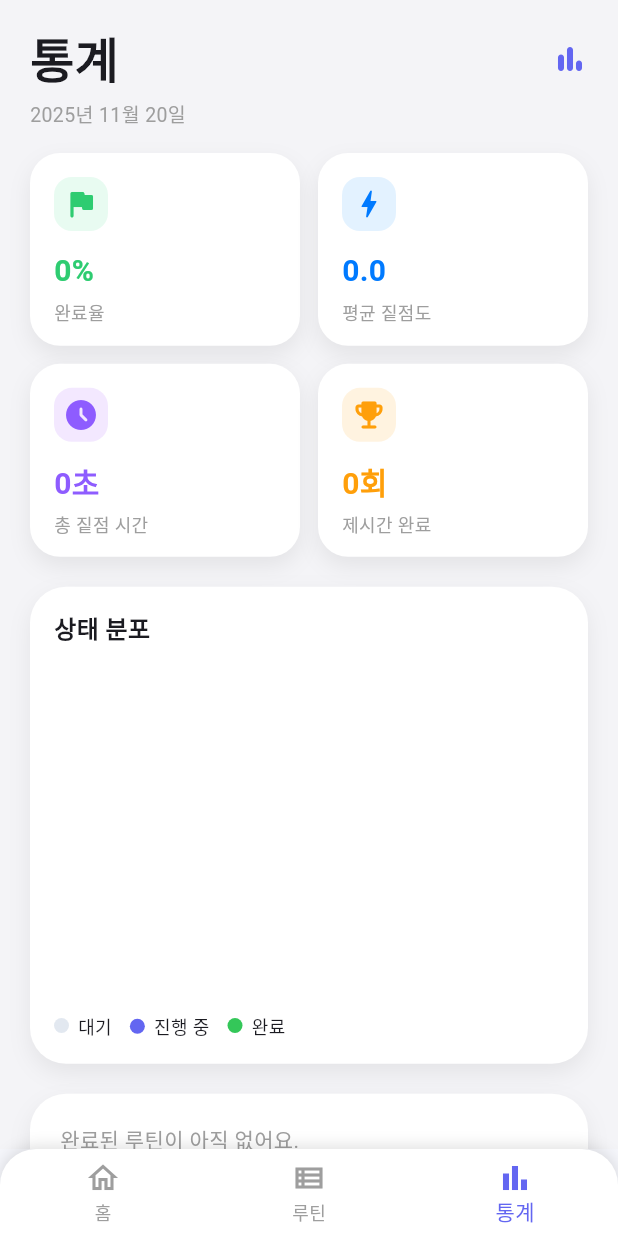
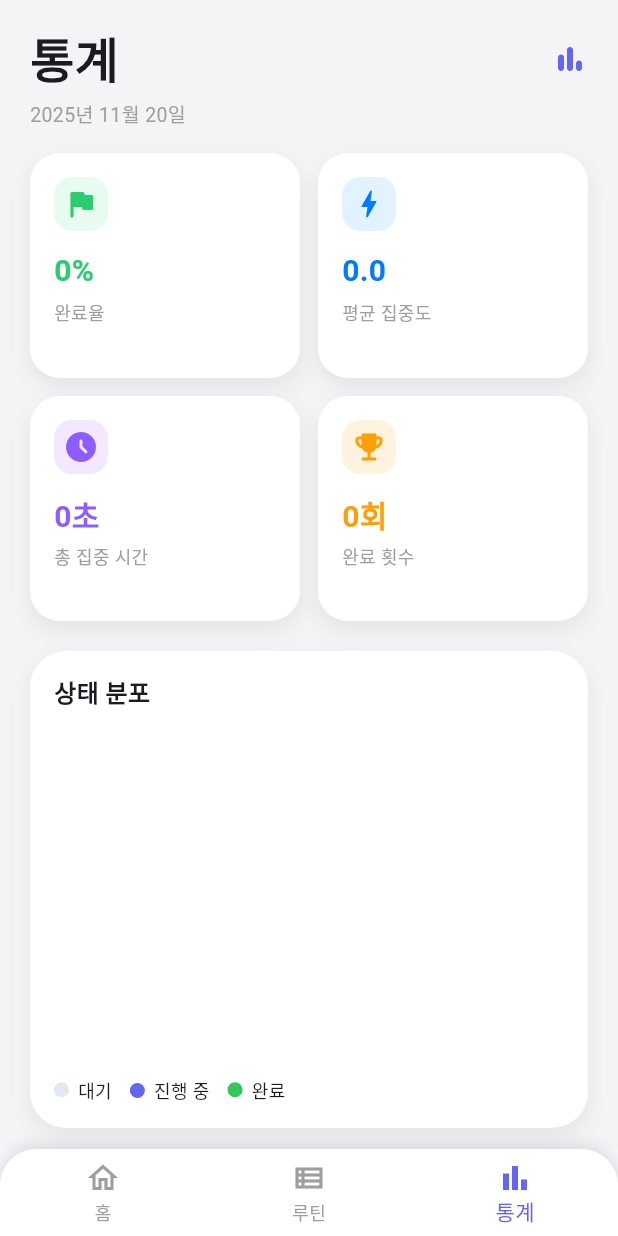
Before and after one commit to Hyun9min/flutter-project, a Flutter app: the screen it shows after launch, item 3 of the bottom bar chosen, on a phone screen of 412 x 824 dp. Run offline on Flutter 3.47's test engine with Material 3 defaults, Android fonts, the phone set to English and light mode, and no system bars; drawn by our look-alikes of fl_chart; our stand-ins replace flutter_riverpod, shared_preferences.

Commit message:
일시정지,수정,삭제,UI수정

```diff
--- a/lib/main.dart
+++ b/lib/main.dart
@@ -28,7 +28,7 @@ class FocusFlowApp extends StatelessWidget {
 
   @override
   Widget build(BuildContext context) {
-    const seed = Color(0xFF6366F1); // \uBA54\uC778 \uCEEC\uB7EC
+    const seed = Color(0xFF6366F1); // 메인 컬러
 
     return MaterialApp(
       title: 'FocusFlow',
@@ -105,15 +105,15 @@ class _MainScaffoldState extends State<MainScaffold> {
             items: const [
               BottomNavigationBarItem(
                 icon: Icon(Icons.home_outlined),
-                label: '\uD648',
+                label: '홈',
               ),
               BottomNavigationBarItem(
                 icon: Icon(Icons.view_list_outlined),
-                label: '\uB8E8\uD2F4',
+                label: '루틴',
               ),
               BottomNavigationBarItem(
                 icon: Icon(Icons.bar_chart_outlined),
-                label: '\uD1B5\uACC4',
+                label: '통계',
               ),
             ],
           ),
--- a/lib/views/statistics_view.dart
+++ b/lib/views/statistics_view.dart
@@ -28,10 +28,10 @@ class StatisticsView extends ConsumerWidget {
     );
     final duration = Duration(seconds: totalSeconds);
     final timeLabel = duration.inHours > 0
-        ? '${duration.inHours}\uC2DC\uAC04 ${duration.inMinutes % 60}\uBD84'
+        ? '${duration.inHours}시간 ${duration.inMinutes % 60}분'
         : duration.inMinutes > 0
-            ? '${duration.inMinutes}\uBD84 ${duration.inSeconds % 60}\uCD08'
-            : '${duration.inSeconds}\uCD08';
+            ? '${duration.inMinutes}분 ${duration.inSeconds % 60}초'
+            : '${duration.inSeconds}초';
 
     final onTimeCount = completed
         .where((r) =>
@@ -64,36 +64,36 @@ class StatisticsView extends ConsumerWidget {
               physics: const NeverScrollableScrollPhysics(),
               gridDelegate: const SliverGridDelegateWithFixedCrossAxisCount(
                 crossAxisCount: 2,
-                childAspectRatio: 1.4,
+                childAspectRatio: 1.2,
                 crossAxisSpacing: 12,
                 mainAxisSpacing: 12,
               ),
               children: [
                 _StatCard(
                   icon: Icons.flag_rounded,
-                  label: '\uC644\uB8CC\uC728',
+                  label: '완료율',
                   value: '$completionRate%',
                   iconBg: const Color(0xFFE8FBF1),
                   iconColor: const Color(0xFF2ECC71),
                 ),
                 _StatCard(
                   icon: Icons.bolt_rounded,
-                  label: '\uD3C9\uADE0 \uC9D9\uC810\uB3C4',
+                  label: '평균 집중도',
                   value: avgFocus,
                   iconBg: const Color(0xFFE3F2FF),
                   iconColor: const Color(0xFF007AFF),
                 ),
                 _StatCard(
                   icon: Icons.access_time_filled_rounded,
-                  label: '\uCD1D \uC9D9\uC810 \uC2DC\uAC04',
+                  label: '총 집중 시간',
                   value: timeLabel,
                   iconBg: const Color(0xFFF3E8FF),
                   iconColor: const Color(0xFF8E5CFF),
                 ),
                 _StatCard(
                   icon: Icons.emoji_events_rounded,
-                  label: '\uC81C\uC2DC\uAC04 \uC644\uB8CC',
-                  value: '$onTimeCount\uD68C',
+                  label: '완료 횟수',
+                  value: '$onTimeCount회',
                   iconBg: const Color(0xFFFFF3E0),
                   iconColor: const Color(0xFFFF9F0A),
                 ),
@@ -124,7 +124,7 @@ class _Header extends StatelessWidget {
           mainAxisAlignment: MainAxisAlignment.spaceBetween,
           children: [
             Text(
-              '\uD1B5\uACC4',
+              '통계',
               style: TextStyle(
                 fontSize: 32,
                 fontWeight: FontWeight.w600,
@@ -229,7 +229,7 @@ class _ChartCard extends StatelessWidget {
         crossAxisAlignment: CrossAxisAlignment.start,
         children: [
           const Text(
-            '\uC0C1\uD0DC \uBD84\uD3EC',
+            '상태 분포',
             style: TextStyle(
               fontWeight: FontWeight.w600,
               fontSize: 16,
@@ -250,9 +250,9 @@ class _ChartCard extends StatelessWidget {
           const Wrap(
             spacing: 12,
             children: [
-              _LegendDot(color: Color(0xFFE2E8F0), label: '\uB300\uAE30'),
-              _LegendDot(color: Color(0xFF6366F1), label: '\uC9C4\uD589 \uC911'),
-              _LegendDot(color: Color(0xFF34C759), label: '\uC644\uB8CC'),
+              _LegendDot(color: Color(0xFFE2E8F0), label: '대기'),
+              _LegendDot(color: Color(0xFF6366F1), label: '진행 중'),
+              _LegendDot(color: Color(0xFF34C759), label: '완료'),
             ],
           )
         ],
@@ -309,7 +309,7 @@ class _TopFocusRoutinesSection extends StatelessWidget {
           ],
         ),
         child: const Text(
-          '\uC644\uB8CC\uB41C \uB8E8\uD2F4\uC774 \uC544\uC9C1 \uC5C6\uC5B4\uC694.',
+          '완료된 루틴이 아직 없어요.',
           style: TextStyle(color: Colors.grey),
         ),
       );
@@ -340,7 +340,7 @@ class _TopFocusRoutinesSection extends StatelessWidget {
               Icon(Icons.trending_up, size: 18, color: Colors.grey),
               SizedBox(width: 6),
               Text(
-                '\uCD5C\uACE0 \uC9D9\uC810 \uB8E8\uD2F4',
+                '최고 집중 루틴',
                 style: TextStyle(
                   fontWeight: FontWeight.w600,
                   fontSize: 16,
@@ -355,8 +355,8 @@ class _TopFocusRoutinesSection extends StatelessWidget {
             final seconds =
                 routine.actualSeconds ?? routine.estimatedTime * 60;
             final label = seconds >= 60
-                ? '${seconds ~/ 60}\uBD84 ${seconds % 60}\uCD08'
-                : '$seconds\uCD08';
+                ? '${seconds ~/ 60}분 ${seconds % 60}초'
+                : '$seconds초';
 
             return Container(
               margin: const EdgeInsets.only(bottom: 8),
@@ -417,6 +417,7 @@ class _TopFocusRoutinesSection extends StatelessWidget {
   }
 }
 
+
 List<PieChartSectionData> _buildChartSections({
   required int todo,
   required int inProgress,
@@ -428,29 +429,29 @@ List<PieChartSectionData> _buildChartSections({
     PieChartSectionData(
       color: const Color(0xFFE2E8F0),
       value: todo.toDouble(),
-      title: '${((todo / total) * 100).round()}%',
+      title: '',
       titleStyle: const TextStyle(
         fontSize: 12,
         fontWeight: FontWeight.bold,
         color: Color(0xFF475569),
       ),
-      radius: 60,
+      radius: 65,
     ),
     PieChartSectionData(
       color: const Color(0xFF6366F1),
       value: inProgress.toDouble(),
-      title: '${((inProgress / total) * 100).round()}%',
+      title: '',
       titleStyle: const TextStyle(
         fontSize: 12,
         fontWeight: FontWeight.bold,
         color: Colors.white,
       ),
-      radius: 70,
+      radius: 65,
     ),
     PieChartSectionData(
       color: const Color(0xFF34C759),
       value: done.toDouble(),
-      title: '${((done / total) * 100).round()}%',
+      title: '',
       titleStyle: const TextStyle(
         fontSize: 12,
         fontWeight: FontWeight.bold,
@@ -461,7 +462,8 @@ List<PieChartSectionData> _buildChartSections({
   ];
 }
 
+
 String _todayLabel() {
   final now = DateTime.now();
-  return '${now.year}\uB144 ${now.month}\uC6D4 ${now.day}\uC77C';
+  return '${now.year}년 ${now.month}월 ${now.day}일';
 }
--- a/lib/widgets/routine_timer.dart
+++ b/lib/widgets/routine_timer.dart
@@ -109,7 +109,7 @@ class _RoutineTimerState extends State<RoutineTimer> {
               ],
             ),
             Text(
-              '\uBAA9\uD45C ${estimated ~/ 60}\uBD84',
+              '목표 ${estimated ~/ 60}분',
               style: const TextStyle(
                 fontSize: 12,
                 color: Colors.grey,
@@ -130,7 +130,7 @@ class _RoutineTimerState extends State<RoutineTimer> {
         if (isPaused) ...[
           const SizedBox(height: 4),
           const Text(
-            '\uC77C\uC2DC\uC815\uC9C0 \uC911',
+            '일시정지 중',
             style: TextStyle(
               fontSize: 11,
               color: Colors.grey,
@@ -139,7 +139,7 @@ class _RoutineTimerState extends State<RoutineTimer> {
         ] else if (isOvertime) ...[
           const SizedBox(height: 4),
           const Text(
-            '\u26A0\uFE0F \uC608\uC0C1 \uC2DC\uAC04\uC744 \uCD08\uACFC\uD588\uC5B4\uC694',
+            '⚠️ 예상 시간을 초과했어요',
             style: TextStyle(
               fontSize: 11,
               color: Colors.red,
```
Also changed, not shown: lib/models/routine.dart (+18 -8 lines), lib/views/home_view.dart (+19 -19 lines), lib/views/routine_list_view.dart (+4 -4 lines), lib/widgets/routine_card.dart (+41 -25 lines), lib/widgets/routine_form_sheet.dart (+9 -9 lines).
